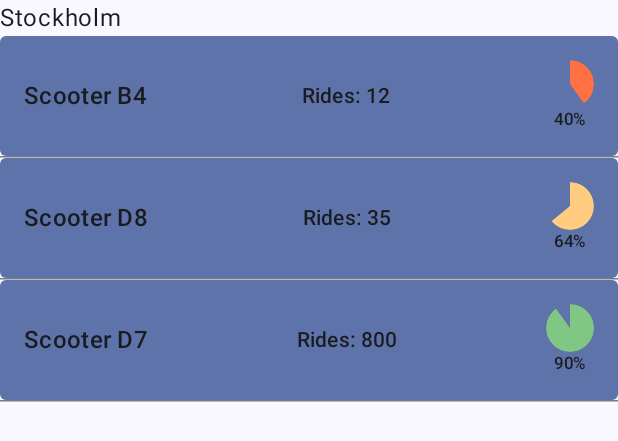
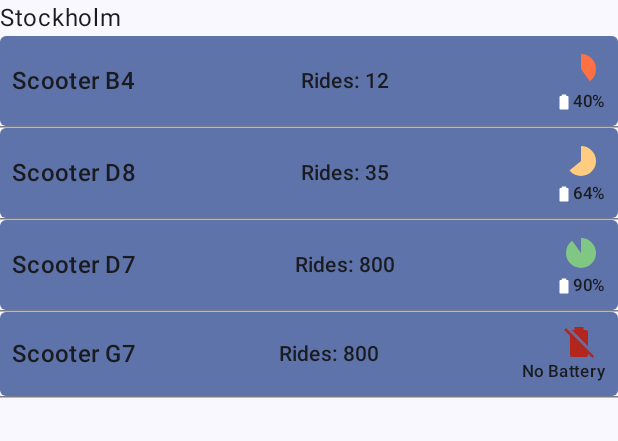
Before and after one commit to lenneryd/listing-app, an Android app built with Jetpack Compose: the @Preview function ScooterScreenPreview, on a phone screen of 412 x 824 dp. Shown: the top 441 px of the screen. Run offline under Robolectric (Android 15) with nearby library versions, the phone set to English and light mode, and no system bars; our stand-ins replace Dagger/Hilt's generated code; network calls fail.

Commit message:
Add some battery and availability states.

```diff
--- a/app/src/main/java/com/tim/listing/app/MainActivity.kt
+++ b/app/src/main/java/com/tim/listing/app/MainActivity.kt
@@ -18,8 +18,10 @@ import androidx.compose.foundation.lazy.LazyColumn
 import androidx.compose.foundation.lazy.items
 import androidx.compose.foundation.shape.CircleShape
 import androidx.compose.foundation.shape.RoundedCornerShape
+import androidx.compose.material.icons.Icons
 import androidx.compose.material3.CircularProgressIndicator
 import androidx.compose.material3.HorizontalDivider
+import androidx.compose.material3.Icon
 import androidx.compose.material3.MaterialTheme
 import androidx.compose.material3.Scaffold
 import androidx.compose.material3.Text
@@ -30,6 +32,10 @@ import androidx.compose.ui.Alignment
 import androidx.compose.ui.Modifier
 import androidx.compose.ui.draw.clip
 import androidx.compose.ui.graphics.drawscope.Fill
+import androidx.compose.ui.graphics.vector.ImageVector
+import androidx.compose.ui.platform.LocalContext
+import androidx.compose.ui.res.painterResource
+import androidx.compose.ui.res.vectorResource
 import androidx.compose.ui.tooling.preview.Preview
 import androidx.compose.ui.unit.dp
 import androidx.hilt.navigation.compose.hiltViewModel
@@ -57,11 +63,14 @@ class MainActivity : ComponentActivity() {
 @Composable
 fun ScooterScreen(state: ListingViewModel.UiState) {
     Scaffold(modifier = Modifier.fillMaxSize()) { innerPadding ->
-        when(state) {
+        when (state) {
             ListingViewModel.UiState.Error -> Text("Failed to return scooters")
             ListingViewModel.UiState.Loading -> CircularProgressIndicator()
             is ListingViewModel.UiState.ScooterDetails -> TODO()
-            is ListingViewModel.UiState.ScooterList -> ScooterList(state, modifier = Modifier.padding(innerPadding))
+            is ListingViewModel.UiState.ScooterList -> ScooterList(
+                state,
+                modifier = Modifier.padding(innerPadding)
+            )
         }
     }
 }
@@ -72,7 +81,7 @@ fun ScooterList(state: ListingViewModel.UiState.ScooterList, modifier: Modifier)
     Column {
         Text(state.name)
         LazyColumn(modifier) {
-            items(items = state.scooters, key = { item -> item.id}) { item ->
+            items(items = state.scooters, key = { item -> item.id }) { item ->
                 ScooterItem(item, modifier = Modifier.animateItemPlacement())
                 HorizontalDivider()
             }
@@ -82,18 +91,62 @@ fun ScooterList(state: ListingViewModel.UiState.ScooterList, modifier: Modifier)
 
 @Composable
 fun ScooterItem(scooter: ListingViewModel.ListScooterUi, modifier: Modifier) {
-    Row(horizontalArrangement = Arrangement.SpaceBetween, verticalAlignment = Alignment.CenterVertically, modifier = modifier.fillMaxWidth().background(MaterialTheme.colorScheme.primaryContainer, shape = RoundedCornerShape(4.dp)).padding(all = 16.dp)) {
+    Row(
+        horizontalArrangement = Arrangement.SpaceBetween,
+        verticalAlignment = Alignment.CenterVertically,
+        modifier = modifier
+            .fillMaxWidth()
+            .background(
+                MaterialTheme.colorScheme.primaryContainer,
+                shape = RoundedCornerShape(4.dp)
+            )
+            .padding(all = 8.dp)
+    ) {
         Text(scooter.name, style = MaterialTheme.typography.titleMedium)
         scooter.rides?.let { rides ->
             Text("Rides: $rides", style = MaterialTheme.typography.titleSmall)
         }
 
-        Column(horizontalAlignment = Alignment.CenterHorizontally) {
-            Canvas(modifier = Modifier.size(32.dp).clip(CircleShape), onDraw = {
-                drawArc(color = batteryColor(scooter.battery), startAngle = 270f, sweepAngle = sweepAngle(scooter.battery), useCenter = true, style = Fill)
-            })
-            Text(scooter.batteryText, style = MaterialTheme.typography.labelSmall)
+        when (scooter.batteryState) {
+            is ListingViewModel.BatteryState.HasBattery -> BatteryComposable(scooter.batteryState)
+            is ListingViewModel.BatteryState.OutOfBattery -> NoBatteryComposable()
         }
+
+    }
+}
+
+@Composable
+fun BatteryComposable(batteryState: ListingViewModel.BatteryState.HasBattery) {
+    Column(horizontalAlignment = Alignment.CenterHorizontally) {
+        Canvas(modifier = Modifier
+            .size(28.dp)
+            .clip(CircleShape)
+            .padding(all = 4.dp), onDraw = {
+            drawArc(
+                color = batteryColor(batteryState.battery),
+                startAngle = 270f,
+                sweepAngle = sweepAngle(batteryState.battery),
+                useCenter = true,
+                style = Fill
+            )
+        })
+        Row(verticalAlignment = Alignment.CenterVertically) {
+            Icon(
+                painterResource(R.drawable.battery),
+                contentDescription = "Battery Image",
+                modifier = Modifier.size(12.dp),
+                tint = MaterialTheme.colorScheme.onPrimaryContainer
+            )
+            Text(batteryState.batteryText, style = MaterialTheme.typography.labelSmall)
+        }
+    }
+}
+
+@Composable
+fun NoBatteryComposable() {
+    Column(horizontalAlignment = Alignment.End) {
+        Icon(painterResource(R.drawable.battery_off), contentDescription = "No Battery Icon", Modifier.padding(end = 6.dp).size(24.dp), tint = MaterialTheme.colorScheme.error)
+        Text("No Battery", style = MaterialTheme.typography.labelSmall)
     }
 }
 
@@ -104,13 +157,40 @@ fun sweepAngle(percent: Float) = 360.0f * percent
 @Composable
 fun ScooterScreenPreview() {
     AppTheme {
-        ScooterScreen(state = ListingViewModel.UiState.ScooterList(
-            name = "Stockholm",
-            scooters = listOf(
-                ListingViewModel.ListScooterUi(4, "Scooter B4",  0.4f, "40%", 12),
-                ListingViewModel.ListScooterUi(8, "Scooter D8", 0.64f,"64%", 35),
-                ListingViewModel.ListScooterUi(7, "Scooter D7", 0.9f,"90%", 800)
+        ScooterScreen(
+            state = ListingViewModel.UiState.ScooterList(
+                name = "Stockholm",
+                scooters = listOf(
+                    ListingViewModel.ListScooterUi(
+                        4,
+                        "Scooter B4",
+                        ListingViewModel.BatteryState.HasBattery(0.4f, "40%"),
+                        ListingViewModel.AvailabilityState.WorkingAvailable,
+                        12
+                    ),
+                    ListingViewModel.ListScooterUi(
+                        8,
+                        "Scooter D8",
+                        ListingViewModel.BatteryState.HasBattery(0.64f, "64%"),
+                        ListingViewModel.AvailabilityState.WorkingAvailable,
+                        35
+                    ),
+                    ListingViewModel.ListScooterUi(
+                        7,
+                        "Scooter D7",
+                        ListingViewModel.BatteryState.HasBattery(0.9f, "90%"),
+                        ListingViewModel.AvailabilityState.WorkingAvailable,
+                        800
+                    ),
+                    ListingViewModel.ListScooterUi(
+                        12,
+                        "Scooter G7",
+                        ListingViewModel.BatteryState.OutOfBattery,
+                        ListingViewModel.AvailabilityState.WorkingAvailable,
+                        800
+                    )
+                )
             )
-        ))
+        )
     }
 }
--- a/app/src/main/java/com/tim/listing/app/ui/vm/ListingViewModel.kt
+++ b/app/src/main/java/com/tim/listing/app/ui/vm/ListingViewModel.kt
@@ -13,6 +13,10 @@ import kotlin.math.roundToInt
 
 @HiltViewModel
 class ListingViewModel @Inject constructor(private val useCase: ScooterUseCase) : ViewModel() {
+    companion object {
+        private val thresholdUnavailableBattery = 0.1
+    }
+
     private val uiState: MutableStateFlow<UiState> = MutableStateFlow(UiState.Loading)
     fun uiState(): Flow<UiState> = uiState
 
@@ -22,9 +26,32 @@ class ListingViewModel @Inject constructor(private val useCase: ScooterUseCase)
 
             when {
                 result.isSuccess -> {
-                    uiState.value= UiState.ScooterList(
+                    uiState.value = UiState.ScooterList(
                         name = result.getOrThrow().name,
-                        scooters = result.getOrThrow().scooters.map { ListScooterUi(it.id, it.name, it.battery, "${(it.battery * 100).roundToInt()}%",it.totalRides) }
+                        scooters = result.getOrThrow().scooters.map { scooter ->
+                            val batteryState = if (scooter.battery < thresholdUnavailableBattery) {
+                                BatteryState.OutOfBattery
+                            } else {
+                                BatteryState.HasBattery(
+                                    scooter.battery,
+                                    "${(scooter.battery * 100).roundToInt()}%"
+                                )
+                            }
+                            ListScooterUi(
+                                id = scooter.id,
+                                name = scooter.name,
+                                batteryState = batteryState,
+                                availability = scooter.let {
+                                    when {
+                                        scooter.needFix -> AvailabilityState.BrokenUnavailable
+                                        scooter.inUse -> AvailabilityState.WorkingUnavailable
+                                        batteryState is BatteryState.OutOfBattery -> AvailabilityState.OutOfBattery
+                                        else -> AvailabilityState.WorkingAvailable
+                                    }
+                                },
+                                scooter.totalRides
+                            )
+                        }
                     )
                 }
 
@@ -52,5 +79,23 @@ class ListingViewModel @Inject constructor(private val useCase: ScooterUseCase)
         ) : UiState()
     }
 
-    data class ListScooterUi(val id: Long, val name: String, val battery: Float, val batteryText: String, val rides: Long?)
+    sealed class BatteryState {
+        data class HasBattery(val battery: Float, val batteryText: String) : BatteryState()
+        data object OutOfBattery : BatteryState()
+    }
+
+    sealed class AvailabilityState {
+        data object WorkingAvailable : AvailabilityState()
+        data object WorkingUnavailable : AvailabilityState()
+        data object BrokenUnavailable : AvailabilityState()
+        data object OutOfBattery : AvailabilityState()
+    }
+
+    data class ListScooterUi(
+        val id: Long,
+        val name: String,
+        val batteryState: BatteryState,
+        val availability: AvailabilityState,
+        val rides: Long?
+    )
 }
--- /dev/null
+++ b/app/src/main/res/drawable/battery.xml
@@ -0,0 +1 @@
+<!-- drawable/battery.xml --><vector xmlns:android="http://schemas.android.com/apk/res/android" android:height="24dp" android:width="24dp" android:viewportWidth="24" android:viewportHeight="24"><path android:fillColor="#000000" android:pathData="M16.67,4H15V2H9V4H7.33A1.33,1.33 0 0,0 6,5.33V20.67C6,21.4 6.6,22 7.33,22H16.67A1.33,1.33 0 0,0 18,20.67V5.33C18,4.6 17.4,4 16.67,4Z" /></vector>
--- /dev/null
+++ b/app/src/main/res/drawable/battery_off.xml
@@ -0,0 +1 @@
+<!-- drawable/battery_off.xml --><vector xmlns:android="http://schemas.android.com/apk/res/android" android:height="24dp" android:width="24dp" android:viewportWidth="24" android:viewportHeight="24"><path android:fillColor="#000000" android:pathData="M18 14.8L7.21 4H9V2H15V4H16.67A1.34 1.34 0 0 1 18 5.33M18 17.35L3.38 2.73L2.11 4L6 7.89V20.67A1.34 1.34 0 0 0 7.33 22H16.67A1.34 1.34 0 0 0 18 20.67V19.89L20.84 22.73L22.11 21.46Z" /></vector>
--- /dev/null
+++ b/app/src/main/res/drawable/bike.xml
@@ -0,0 +1,10 @@
+<!-- drawable/bike.xml -->
+<vector xmlns:android="http://schemas.android.com/apk/res/android"
+    android:width="24dp"
+    android:height="24dp"
+    android:viewportWidth="24"
+    android:viewportHeight="24">
+    <path
+        android:fillColor="#000000"
+        android:pathData="M5,20.5A3.5,3.5 0 0,1 1.5,17A3.5,3.5 0 0,1 5,13.5A3.5,3.5 0 0,1 8.5,17A3.5,3.5 0 0,1 5,20.5M5,12A5,5 0 0,0 0,17A5,5 0 0,0 5,22A5,5 0 0,0 10,17A5,5 0 0,0 5,12M14.8,10H19V8.2H15.8L13.86,4.93C13.57,4.43 13,4.1 12.4,4.1C11.93,4.1 11.5,4.29 11.2,4.6L7.5,8.29C7.19,8.6 7,9 7,9.5C7,10.13 7.33,10.66 7.85,10.97L11.2,13V18H13V11.5L10.75,9.85L13.07,7.5M19,20.5A3.5,3.5 0 0,1 15.5,17A3.5,3.5 0 0,1 19,13.5A3.5,3.5 0 0,1 22.5,17A3.5,3.5 0 0,1 19,20.5M19,12A5,5 0 0,0 14,17A5,5 0 0,0 19,22A5,5 0 0,0 24,17A5,5 0 0,0 19,12M16,4.8C17,4.8 17.8,4 17.8,3C17.8,2 17,1.2 16,1.2C15,1.2 14.2,2 14.2,3C14.2,4 15,4.8 16,4.8Z" />
+</vector>
--- a/app/src/main/res/values/strings.xml
+++ b/app/src/main/res/values/strings.xml
@@ -1,3 +1,4 @@
 <resources>
     <string name="app_name">ListingApp</string>
+    <string name="battery_text">Battery</string>
 </resources>
```
Also changed, not shown: 1 other file.
